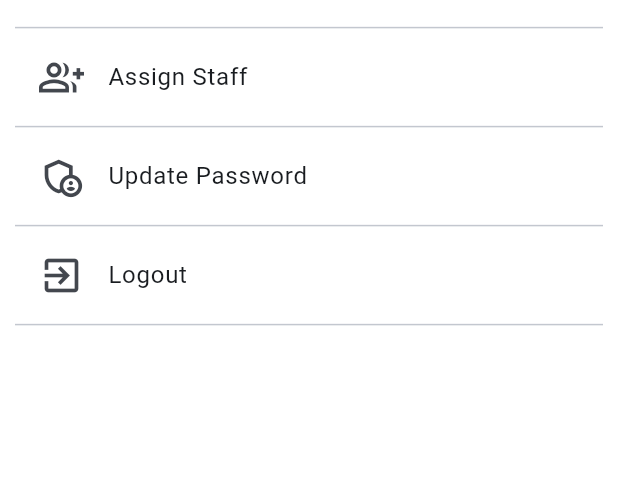
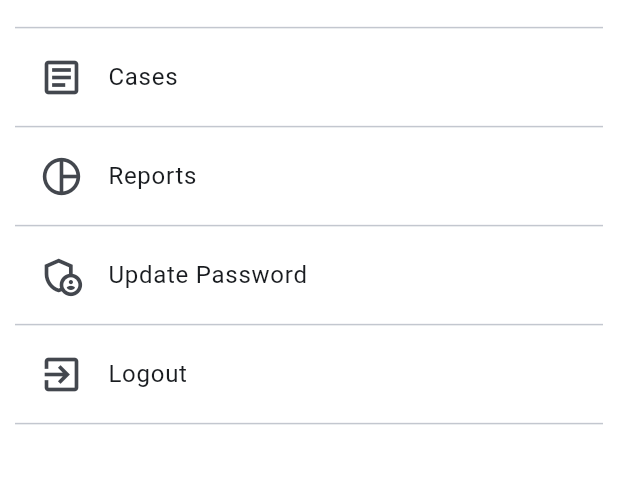
Before and after one commit to Maran8394/safe_return, a Flutter app: the EnforcerDashboard screen opened by its route, on a phone screen of 412 x 824 dp, the part 440-924 px from its top. Run offline on Flutter 3.47's test engine with Material 3 defaults, Android fonts, the phone set to English and light mode, and no system bars; our stand-ins replace bloc, cloud_firestore, file_picker, firebase_auth, firebase_core, firebase_messaging and 8 more; accounts and stored records are empty; project files that could hold a hidden picture were left out.

Commit message:
reports added

```diff
--- a/lib/blocs/enforcer/enforcer_event.dart
+++ b/lib/blocs/enforcer/enforcer_event.dart
@@ -23,3 +23,8 @@ class AssignStaffEvent extends EnforcerEvent {
     required this.enforcerName,
   });
 }
+
+class GetReportsDataEvent extends EnforcerEvent {}
+
+
+class GetCasesListEvent extends EnforcerEvent{}
--- a/lib/blocs/enforcer/enforcer_state.dart
+++ b/lib/blocs/enforcer/enforcer_state.dart
@@ -32,3 +32,31 @@ class AssignStaffFailedState extends EnforcerState {
     required this.errorMessage,
   });
 }
+
+class GetEnforcerReportsDataInitState extends EnforcerState {}
+
+class GetEnforcerReportsDataSuccessState extends EnforcerState {
+  final ReportsData reportsData;
+
+  GetEnforcerReportsDataSuccessState({required this.reportsData});
+}
+
+class GetEnforcerReportsDataFailedState extends EnforcerState {
+  final String errorMessage;
+
+  GetEnforcerReportsDataFailedState({required this.errorMessage});
+}
+
+class GetCasesInitState extends EnforcerState {}
+
+class GetCasesSuccessState extends EnforcerState {
+  final List<CaseModel> caseModel;
+
+  GetCasesSuccessState({required this.caseModel});
+}
+
+class GetCasesFailedState extends EnforcerState {
+  final String errorMessage;
+
+  GetCasesFailedState({required this.errorMessage});
+}
--- a/lib/models/case_model.dart
+++ b/lib/models/case_model.dart
@@ -1,6 +1,8 @@
+// ignore_for_file: public_member_api_docs, sort_constructors_first
 import 'dart:convert';
 
 class CaseModel {
+  final bool isItSolved;
   final String? dateOfLastContact;
   final String? city;
   final String? state;
@@ -21,6 +23,7 @@ class CaseModel {
   final String? userId;
   final String? caseId;
   CaseModel({
+    required this.isItSolved,
     this.dateOfLastContact,
     this.city,
     this.state,
@@ -44,6 +47,7 @@ class CaseModel {
 
   Map<String, dynamic> toMap() {
     return <String, dynamic>{
+      'isItSolved': isItSolved,
       'dateOfLastContact': dateOfLastContact,
       'city': city,
       'state': state,
@@ -68,6 +72,7 @@ class CaseModel {
 
   factory CaseModel.fromMap(Map<String, dynamic> map) {
     return CaseModel(
+      isItSolved: map['isItSolved'] as bool,
       dateOfLastContact: map['dateOfLastContact'] != null
           ? map['dateOfLastContact'] as String
           : null,
--- /dev/null
+++ b/lib/models/reports_data.dart
@@ -0,0 +1,35 @@
+// ignore_for_file: public_member_api_docs, sort_constructors_first
+import 'dart:convert';
+
+class ReportsData {
+  final int solved;
+  final int unSolved;
+  final int total;
+
+  ReportsData({
+    required this.solved,
+    required this.unSolved,
+    required this.total,
+  });
+
+  Map<String, dynamic> toMap() {
+    return <String, dynamic>{
+      'solved': solved,
+      'unSolved': unSolved,
+      'total': total,
+    };
+  }
+
+  factory ReportsData.fromMap(Map<String, dynamic> map) {
+    return ReportsData(
+      solved: map['solved'] as int,
+      unSolved: map['unSolved'] as int,
+      total: map['total'] as int,
+    );
+  }
+
+  String toJson() => json.encode(toMap());
+
+  factory ReportsData.fromJson(String source) =>
+      ReportsData.fromMap(json.decode(source) as Map<String, dynamic>);
+}
--- a/lib/paths/route_generator.dart
+++ b/lib/paths/route_generator.dart
@@ -3,6 +3,7 @@ import 'package:safe_return/paths/routes.dart';
 import 'package:safe_return/screens/case_list.dart';
 import 'package:safe_return/screens/enforcer_assign_staff.dart';
 import 'package:safe_return/screens/enforcer_dashboard.dart';
+import 'package:safe_return/screens/enforcer_reports.dart';
 import 'package:safe_return/screens/enforcer_verification_detail.dart';
 import 'package:safe_return/screens/enforcer_verification_listing.dart';
 import 'package:safe_return/screens/indexing_page.dart';
@@ -90,6 +91,10 @@ class RouteGenerator {
         return MaterialPageRoute(
           builder: (_) => const CaseList(),
         );
+      case Routes.enforcerReports:
+        return MaterialPageRoute(
+          builder: (_) => const EnforcerReports(),
+        );
 
       default:
         final args = settings.arguments as IndexingPage?;
--- a/lib/paths/routes.dart
+++ b/lib/paths/routes.dart
@@ -5,6 +5,7 @@ class Routes {
   static const String newCase = "newCase";
   static const String publicDashboard = "publicDashboard";
   static const String enforcerDashboard = "enforcerDashboard";
+  static const String enforcerReports = "enforcerReports";
   static const String enforcerVerificationListing =
       "enforcerVerificationListing";
 
--- a/lib/screens/auth_page.dart
+++ b/lib/screens/auth_page.dart
@@ -31,7 +31,6 @@ class _AuthPageState extends State<AuthPage> {
   FirebaseAuth auth = FirebaseAuth.instance;
   final firestoreInstance = FirebaseFirestore.instance;
   final _formKey = GlobalKey<FormState>();
-  final _forgotPasswordFormKey = GlobalKey<FormState>();
 
   bool isPublic = true;
   bool isEnforcer = false;
@@ -96,6 +95,7 @@ class _AuthPageState extends State<AuthPage> {
 
               if (userType == "public") {
                 _firebaseMessaging.getToken().then((token) async {
+                  print(token);
                   UserRepo repo = UserRepo();
                   repo.updateUserData({"deviceId": token!});
                 });
--- a/lib/screens/enforcer_dashboard.dart
+++ b/lib/screens/enforcer_dashboard.dart
@@ -75,14 +75,46 @@ class _EnforcerDashboardState extends State<EnforcerDashboard> {
                   ),
                   ListTile(
                     leading: const Icon(
-                      Icons.group_add_outlined,
+                      Icons.article_outlined,
                       size: 30,
                     ),
-                    title: const Text("Assign Staff"),
+                    title: const Text("Cases"),
                     onTap: () {
                       Navigator.pushNamed(
                         context,
                         Routes.caseList,
+                      );
+                    },
+                  ),
+                  const Divider(
+                    height: 10,
+                  ),
+                  // ListTile(
+                  //   leading: const Icon(
+                  //     Icons.group_add_outlined,
+                  //     size: 30,
+                  //   ),
+                  //   title: const Text("Assign Staff"),
+                  //   onTap: () {
+                  //     Navigator.pushNamed(
+                  //       context,
+                  //       Routes.caseList,
+                  //     );
+                  //   },
+                  // ),
+                  // const Divider(
+                  //   height: 10,
+                  // ),
+                  ListTile(
+                    leading: const Icon(
+                      Icons.pie_chart_outline,
+                      size: 30,
+                    ),
+                    title: const Text("Reports"),
+                    onTap: () {
+                      Navigator.pushNamed(
+                        context,
+                        Routes.enforcerReports,
                       );
                     },
                   ),
--- a/pubspec.yaml
+++ b/pubspec.yaml
@@ -29,6 +29,7 @@ dependencies:
   flutter_local_notifications: ^17.0.0
   http: ^1.2.1
   csv: ^6.0.0
+  syncfusion_flutter_charts: ^25.1.41+1
 
 dev_dependencies:
   flutter_test:
```
Also changed, not shown: lib/blocs/enforcer/enforcer_bloc.dart (+34 -1 lines), lib/repo/user_repo.dart (+47 -1 lines), lib/screens/case_list.dart (+35 -27 lines), lib/screens/enforcer_reports.dart (added, +184 -0 lines), lib/screens/new_case.dart (+5 -41 lines), pubspec.lock.
